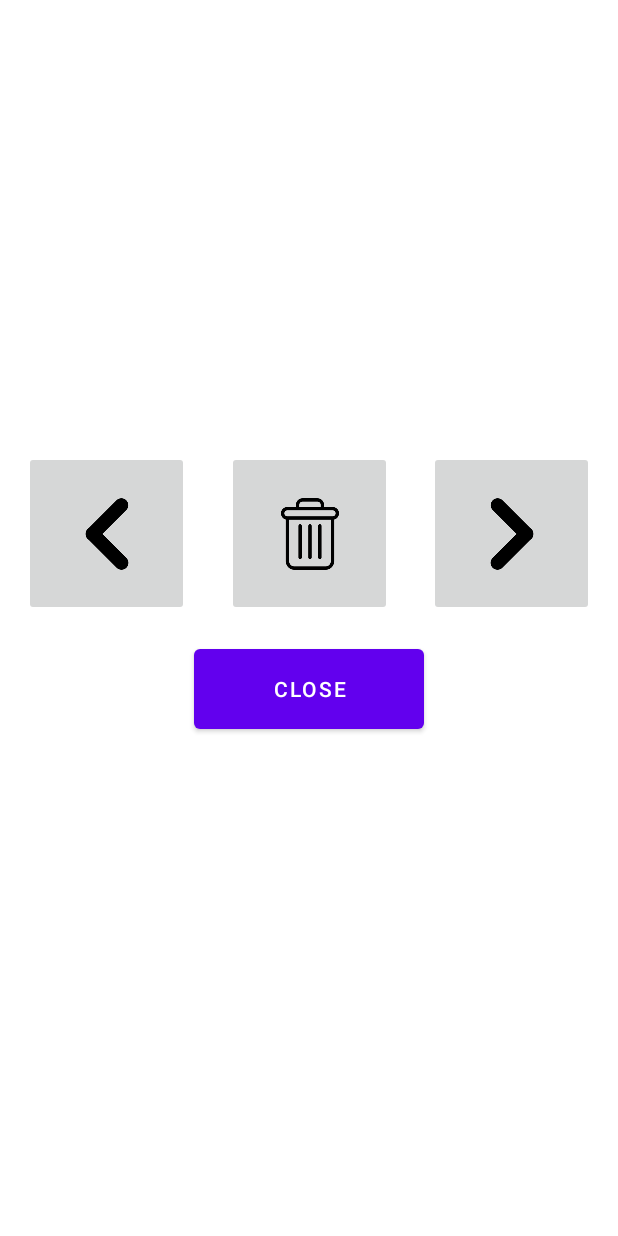
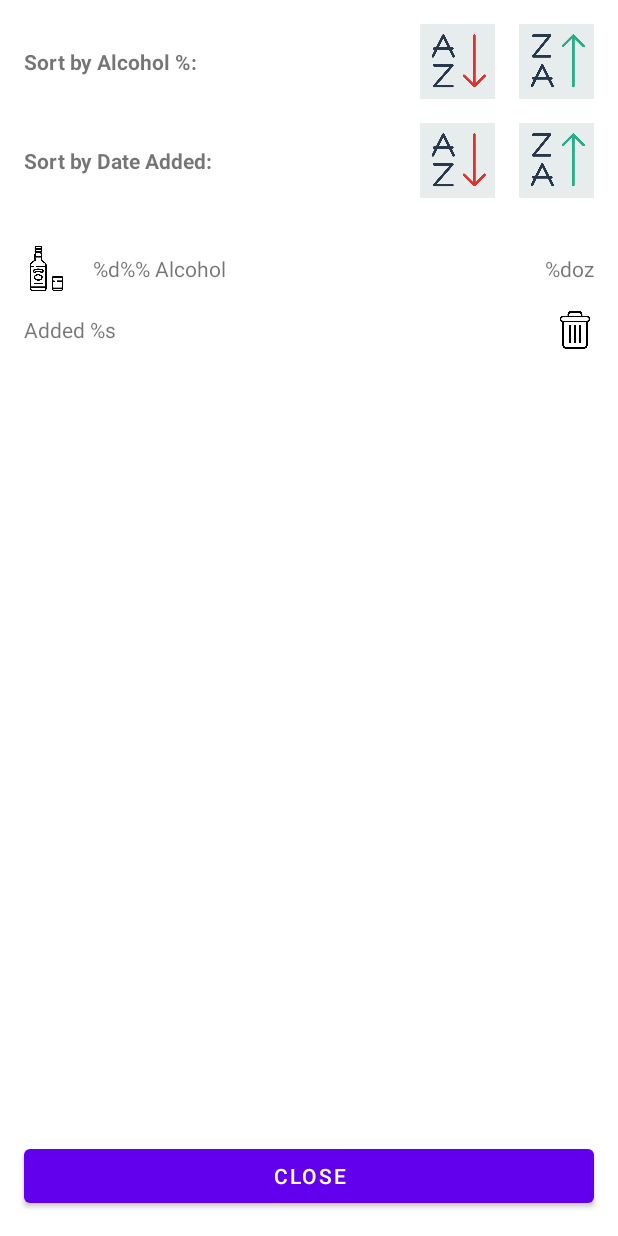
Before and after one commit to kstanley-UNCC/Group22_HW04, an Android app: the layout fragment_viewdrinks.xml on its own in the app's theme, with its tools: preview values and no code run, on a phone screen of 412 x 824 dp. Run offline under Robolectric (Android 15) with nearby library versions, the phone set to English and light mode, and no system bars.

Commit message:
Update the View Drinks layout

```diff
--- a/app/src/main/java/edu/uncc/hw04/fragments/ViewDrinksFragment.java
+++ b/app/src/main/java/edu/uncc/hw04/fragments/ViewDrinksFragment.java
@@ -10,9 +10,6 @@ import android.os.Bundle;
 import android.view.LayoutInflater;
 import android.view.View;
 import android.view.ViewGroup;
-import android.widget.Button;
-import android.widget.ImageButton;
-import android.widget.TextView;
 
 import androidx.annotation.NonNull;
 import androidx.fragment.app.Fragment;
@@ -27,16 +24,6 @@ import java.util.Date;
 import java.util.Locale;
 
 public class ViewDrinksFragment extends Fragment {
-
-    TextView viewAlcoholPercent;
-    TextView viewCurrentDrinkNumber;
-    TextView viewDateAdded;
-    TextView viewDrinkSize;
-    Button viewDrinksButtonClose;
-    ImageButton viewDrinksButtonTrash;
-    ImageButton viewDrinksButtonPrevious;
-    ImageButton viewDrinksButtonNext;
-
     int currentDrinkNumber = 0;
     ArrayList<Drink> drinks;
 
@@ -58,23 +45,6 @@ public class ViewDrinksFragment extends Fragment {
     public void onViewCreated(@NonNull View view, Bundle savedInstanceState) {
         super.onViewCreated(view, savedInstanceState);
 
-        viewAlcoholPercent = view.findViewById(R.id.viewAlcoholPercent);
-        viewCurrentDrinkNumber = view.findViewById(R.id.viewCurrentDrinkNumber);
-        viewDateAdded = view.findViewById(R.id.viewDateAdded);
-        viewDrinkSize = view.findViewById(R.id.viewDrinkSize);
-        viewDrinksButtonClose = view.findViewById(R.id.viewDrinksButtonClose);
-        viewDrinksButtonTrash = view.findViewById(R.id.viewDrinksButtonTrash);
-        viewDrinksButtonPrevious = view.findViewById(R.id.viewDrinksButtonPrevious);
-        viewDrinksButtonNext = view.findViewById(R.id.viewDrinksButtonNext);
-
-        view.findViewById(R.id.viewDrinksButtonTrash).setOnClickListener(v -> trashDrink(drinks));
-
-        view.findViewById(R.id.viewDrinksButtonClose).setOnClickListener(v -> listener.viewDrinksButtonCloseClicked(drinks));
-
-        view.findViewById(R.id.viewDrinksButtonPrevious).setOnClickListener(v -> previousDrink(drinks));
-
-        view.findViewById(R.id.viewDrinksButtonNext).setOnClickListener(v -> nextDrink(drinks));
-
         updateView(drinks);
     }
 
@@ -95,39 +65,6 @@ public class ViewDrinksFragment extends Fragment {
 
         Date drinkDate = Calendar.getInstance().getTime();
         drinkDate.setTime(currentDrink.dateTime);
-
-        viewCurrentDrinkNumber.setText(getString(R.string.view_current_drink_number, currentDrinkNumber + 1, drinks.size()));
-        viewAlcoholPercent.setText(getString(R.string.view_alcohol_percent, currentDrink.drinkAlcoholPercent));
-        viewDrinkSize.setText(getString(R.string.view_drink_size, currentDrink.drinkSize));
-        viewDateAdded.setText(getString(R.string.view_date_added, dateFormat.format(drinkDate)));
-    }
-
-    public void previousDrink(ArrayList<Drink> drinks) {
-        currentDrinkNumber--;
-        if (currentDrinkNumber < 0) {
-            currentDrinkNumber = drinks.size() - 1;
-        }
-
-        updateView(drinks);
-    }
-
-    public void nextDrink(ArrayList<Drink> drinks) {
-        currentDrinkNumber++;
-        if (currentDrinkNumber >= drinks.size()) {
-            currentDrinkNumber = 0;
-        }
-
-        updateView(drinks);
-    }
-
-    public void trashDrink(ArrayList<Drink> drinks) {
-        drinks.remove(currentDrinkNumber);
-
-        if (drinks.isEmpty()) {
-            viewDrinksButtonClose.performClick();
-            return;
-        }
-        viewDrinksButtonPrevious.performClick();
     }
 
     iListener listener;
--- a/app/src/main/res/layout/fragment_viewdrinks.xml
+++ b/app/src/main/res/layout/fragment_viewdrinks.xml
@@ -6,88 +6,93 @@
     xmlns:tools="http://schemas.android.com/tools"
     tools:context=".fragments.ViewDrinksFragment">
 
-    <ImageButton
-        android:id="@+id/viewDrinksButtonTrash"
-        android:layout_width="110dp"
-        android:layout_height="110dp"
-        android:contentDescription="@string/trash_button_description"
-        app:layout_constraintBottom_toBottomOf="parent"
-        app:layout_constraintEnd_toStartOf="@+id/viewDrinksButtonNext"
-        app:layout_constraintStart_toEndOf="@+id/viewDrinksButtonPrevious"
-        app:layout_constraintTop_toBottomOf="@+id/viewDateAdded"
-        app:layout_constraintVertical_bias="0.166"
-        app:srcCompat="@mipmap/ic_trash_foreground"
-        tools:ignore="RedundantDescriptionCheck" />
+    <TextView
+        android:id="@+id/viewDrinksSortAlcoholPercent"
+        android:layout_width="wrap_content"
+        android:layout_height="wrap_content"
+        android:layout_marginStart="16dp"
+        android:text="@string/view_drink_sort_alcohol_percent_label"
+        android:textStyle="bold"
+        app:layout_constraintBottom_toBottomOf="@+id/viewDrinksSortAlcoholPercentAsc"
+        app:layout_constraintStart_toStartOf="parent"
+        app:layout_constraintTop_toTopOf="@+id/viewDrinksSortAlcoholPercentAsc" />
+
+    <TextView
+        android:id="@+id/viewDrinksSortDateAdded"
+        android:layout_width="wrap_content"
+        android:layout_height="wrap_content"
+        android:text="@string/view_drink_sort_date_added_label"
+        android:textStyle="bold"
+        app:layout_constraintBottom_toBottomOf="@+id/viewDrinksSortDateAddedAsc"
+        app:layout_constraintStart_toStartOf="@+id/viewDrinksSortAlcoholPercent"
+        app:layout_constraintTop_toTopOf="@+id/viewDrinksSortDateAddedAsc" />
+
+    <ImageView
+        android:id="@+id/viewDrinksSortAlcoholPercentAsc"
+        android:layout_width="50dp"
+        android:layout_height="50dp"
+        android:layout_marginTop="16dp"
+        android:layout_marginEnd="16dp"
+        android:contentDescription="@string/view_drink_sort_asc"
+        android:src="@drawable/ic_sort_ascending"
+        app:layout_constraintEnd_toStartOf="@+id/viewDrinksSortAlcoholPercentDesc"
+        app:layout_constraintTop_toTopOf="parent" />
+
+    <ImageView
+        android:id="@+id/viewDrinksSortAlcoholPercentDesc"
+        android:layout_width="50dp"
+        android:layout_height="50dp"
+        android:layout_marginEnd="16dp"
+        android:contentDescription="@string/view_drink_sort_desc"
+        android:src="@drawable/ic_sort_descending"
+        app:layout_constraintBottom_toBottomOf="@+id/viewDrinksSortAlcoholPercentAsc"
+        app:layout_constraintEnd_toEndOf="parent"
+        app:layout_constraintTop_toTopOf="@+id/viewDrinksSortAlcoholPercentAsc" />
+
+    <ImageView
+        android:id="@+id/viewDrinksSortDateAddedDesc"
+        android:layout_width="50dp"
+        android:layout_height="50dp"
+        android:contentDescription="@string/view_drink_sort_desc"
+        android:src="@drawable/ic_sort_descending"
+        app:layout_constraintBottom_toBottomOf="@+id/viewDrinksSortDateAddedAsc"
+        app:layout_constraintEnd_toEndOf="@+id/viewDrinksSortAlcoholPercentDesc"
+        app:layout_constraintStart_toStartOf="@+id/viewDrinksSortAlcoholPercentDesc"
+        app:layout_constraintTop_toTopOf="@+id/viewDrinksSortDateAddedAsc" />
+
+    <ImageView
+        android:id="@+id/viewDrinksSortDateAddedAsc"
+        android:layout_width="50dp"
+        android:layout_height="50dp"
+        android:layout_marginTop="16dp"
+        android:contentDescription="@string/view_drink_sort_asc"
+        android:src="@drawable/ic_sort_ascending"
+        app:layout_constraintEnd_toEndOf="@+id/viewDrinksSortAlcoholPercentAsc"
+        app:layout_constraintStart_toStartOf="@+id/viewDrinksSortAlcoholPercentAsc"
+        app:layout_constraintTop_toBottomOf="@+id/viewDrinksSortAlcoholPercentAsc" />
+
+    <androidx.recyclerview.widget.RecyclerView
+        android:id="@+id/viewDrinksRecyclerView"
+        android:layout_width="0dp"
+        android:layout_height="0dp"
+        android:layout_marginTop="16dp"
+        android:layout_marginBottom="16dp"
+        app:layout_constraintBottom_toTopOf="@+id/button"
+        app:layout_constraintEnd_toEndOf="parent"
+        app:layout_constraintStart_toStartOf="parent"
+        app:layout_constraintTop_toBottomOf="@+id/viewDrinksSortDateAddedAsc"
+        tools:itemCount="1"
+        tools:listitem="@layout/fragment_viewdrinks_list_row" />
 
     <Button
-        android:id="@+id/viewDrinksButtonClose"
-        android:layout_width="153dp"
-        android:layout_height="65dp"
-        android:layout_marginTop="16dp"
-        android:text="@string/close_button_label"
+        android:id="@+id/button"
+        android:layout_width="0dp"
+        android:layout_height="wrap_content"
+        android:layout_marginStart="16dp"
+        android:layout_marginEnd="16dp"
+        android:layout_marginBottom="16dp"
+        android:text="@string/view_drink_button_close"
+        app:layout_constraintBottom_toBottomOf="parent"
         app:layout_constraintEnd_toEndOf="parent"
-        app:layout_constraintStart_toStartOf="parent"
-        app:layout_constraintTop_toBottomOf="@+id/viewDrinksButtonTrash" />
-
-    <ImageButton
-        android:id="@+id/viewDrinksButtonPrevious"
-        android:layout_width="110dp"
-        android:layout_height="110dp"
-        android:layout_marginStart="16dp"
-        android:contentDescription="@string/previous_button_description"
-        app:layout_constraintStart_toStartOf="parent"
-        app:layout_constraintTop_toTopOf="@+id/viewDrinksButtonTrash"
-        app:srcCompat="@mipmap/ic_previous_foreground" />
-
-    <ImageButton
-        android:id="@+id/viewDrinksButtonNext"
-        android:layout_width="110dp"
-        android:layout_height="110dp"
-        android:layout_marginEnd="16dp"
-        android:contentDescription="@string/next_button_description"
-        app:layout_constraintEnd_toEndOf="parent"
-        app:layout_constraintTop_toTopOf="@+id/viewDrinksButtonTrash"
-        app:srcCompat="@mipmap/ic_next_foreground" />
-
-    <TextView
-        android:id="@+id/viewDrinkSize"
-        android:layout_width="wrap_content"
-        android:layout_height="wrap_content"
-        android:layout_marginTop="24dp"
-        android:textSize="24sp"
-        app:layout_constraintEnd_toEndOf="parent"
-        app:layout_constraintStart_toStartOf="parent"
-        app:layout_constraintTop_toBottomOf="@+id/viewCurrentDrinkNumber" />
-
-    <TextView
-        android:id="@+id/viewAlcoholPercent"
-        android:layout_width="wrap_content"
-        android:layout_height="wrap_content"
-        android:layout_marginTop="24dp"
-        android:textSize="24sp"
-        app:layout_constraintEnd_toEndOf="parent"
-        app:layout_constraintHorizontal_bias="0.501"
-        app:layout_constraintStart_toStartOf="parent"
-        app:layout_constraintTop_toBottomOf="@+id/viewDrinkSize" />
-
-    <TextView
-        android:id="@+id/viewCurrentDrinkNumber"
-        android:layout_width="wrap_content"
-        android:layout_height="wrap_content"
-        android:layout_marginTop="16dp"
-        android:textSize="24sp"
-        app:layout_constraintEnd_toEndOf="parent"
-        app:layout_constraintStart_toStartOf="parent"
-        app:layout_constraintTop_toTopOf="parent" />
-
-    <TextView
-        android:id="@+id/viewDateAdded"
-        android:layout_width="wrap_content"
-        android:layout_height="wrap_content"
-        android:layout_marginTop="24dp"
-        android:textSize="24sp"
-        app:layout_constraintEnd_toEndOf="parent"
-        app:layout_constraintStart_toStartOf="parent"
-        app:layout_constraintTop_toBottomOf="@+id/viewAlcoholPercent" />
-
+        app:layout_constraintStart_toStartOf="parent" />
 </androidx.constraintlayout.widget.ConstraintLayout>
--- /dev/null
+++ b/app/src/main/res/layout/fragment_viewdrinks_list_row.xml
@@ -0,0 +1,59 @@
+<?xml version="1.0" encoding="utf-8"?>
+<androidx.constraintlayout.widget.ConstraintLayout xmlns:android="http://schemas.android.com/apk/res/android"
+    xmlns:app="http://schemas.android.com/apk/res-auto"
+    xmlns:tools="http://schemas.android.com/tools"
+    android:layout_width="match_parent"
+    android:layout_height="wrap_content">
+
+    <ImageView
+        android:id="@+id/viewDrinksListRowDrinksButton"
+        android:layout_width="30dp"
+        android:layout_height="30dp"
+        android:layout_marginStart="16dp"
+        android:layout_marginTop="16dp"
+        android:contentDescription=" "
+        app:layout_constraintStart_toStartOf="parent"
+        app:layout_constraintTop_toTopOf="parent"
+        app:srcCompat="@drawable/ic_drink" />
+
+    <TextView
+        android:id="@+id/viewDrinksListRowAlcoholPercent"
+        android:layout_width="wrap_content"
+        android:layout_height="wrap_content"
+        android:layout_marginStart="16dp"
+        android:text="@string/view_drink_list_row_alcohol_percent"
+        app:layout_constraintBottom_toBottomOf="@+id/viewDrinksListRowDrinksButton"
+        app:layout_constraintStart_toEndOf="@+id/viewDrinksListRowDrinksButton"
+        app:layout_constraintTop_toTopOf="@+id/viewDrinksListRowDrinksButton" />
+
+    <TextView
+        android:id="@+id/viewDrinksListRowDateAdded"
+        android:layout_width="wrap_content"
+        android:layout_height="wrap_content"
+        android:layout_marginTop="16dp"
+        android:layout_marginBottom="16dp"
+        android:text="@string/view_drink_list_row_date_added"
+        app:layout_constraintBottom_toBottomOf="parent"
+        app:layout_constraintStart_toStartOf="@+id/viewDrinksListRowDrinksButton"
+        app:layout_constraintTop_toBottomOf="@+id/viewDrinksListRowDrinksButton" />
+
+    <TextView
+        android:id="@+id/viewDrinksListRowDrinkSize"
+        android:layout_width="wrap_content"
+        android:layout_height="wrap_content"
+        android:layout_marginEnd="16dp"
+        android:text="@string/view_drink_list_row_drink_size"
+        app:layout_constraintBottom_toBottomOf="@+id/viewDrinksListRowDrinksButton"
+        app:layout_constraintEnd_toEndOf="parent"
+        app:layout_constraintTop_toTopOf="@+id/viewDrinksListRowDrinksButton" />
+
+    <ImageView
+        android:id="@+id/viewDrinksListRowTrashButton"
+        android:layout_width="25dp"
+        android:layout_height="25dp"
+        android:contentDescription=" "
+        app:layout_constraintBottom_toBottomOf="@+id/viewDrinksListRowDateAdded"
+        app:layout_constraintEnd_toEndOf="@+id/viewDrinksListRowDrinkSize"
+        app:layout_constraintTop_toTopOf="@+id/viewDrinksListRowDateAdded"
+        app:srcCompat="@drawable/ic_trash" />
+</androidx.constraintlayout.widget.ConstraintLayout>
--- a/app/src/main/res/values/strings.xml
+++ b/app/src/main/res/values/strings.xml
@@ -44,10 +44,14 @@
     <string name="status_view_danger">Over the Limit!</string>
     <string name="status_view_over">No more drinks for you.</string>
 
-    <string name="view_current_drink_number">Drink %d out of %d</string>
-    <string name="view_alcohol_percent">%.0f%% Alcohol</string>
-    <string name="view_drink_size">%.0f oz</string>
-    <string name="view_date_added">Added %s</string>
+    <string name="view_drink_sort_asc">Sort Ascending</string>
+    <string name="view_drink_sort_desc">Sort Descending</string>
+    <string name="view_drink_sort_alcohol_percent_label">Sort by Alcohol %:</string>
+    <string name="view_drink_sort_date_added_label">Sort by Date Added:</string>
+    <string name="view_drink_list_row_alcohol_percent">%d%% Alcohol</string>
+    <string name="view_drink_list_row_date_added">Added %s</string>
+    <string name="view_drink_list_row_drink_size">%doz</string>
+    <string name="view_drink_button_close">Close</string>
 
     <string name="exception_illegal_state_drink_size">Invalid drink size selection.</string>
     <string name="exception_illegal_state_gender">Invalid gender selection.</string>
```
